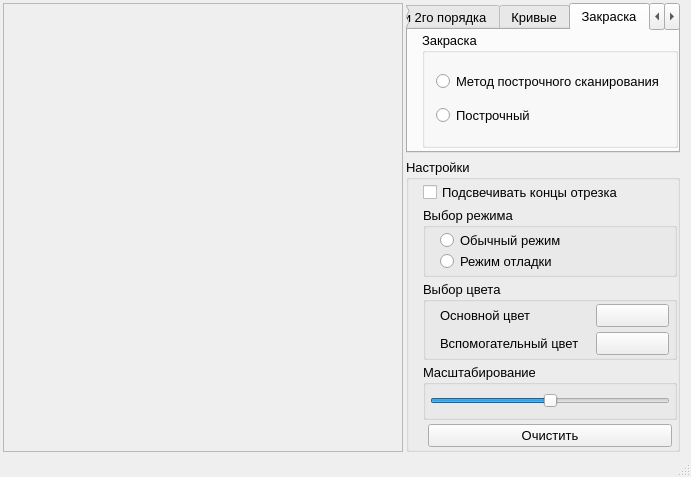
Before: the Qt Designer form mainwindow.ui in asvitenkov/GIIS, drawn with Qt 5.
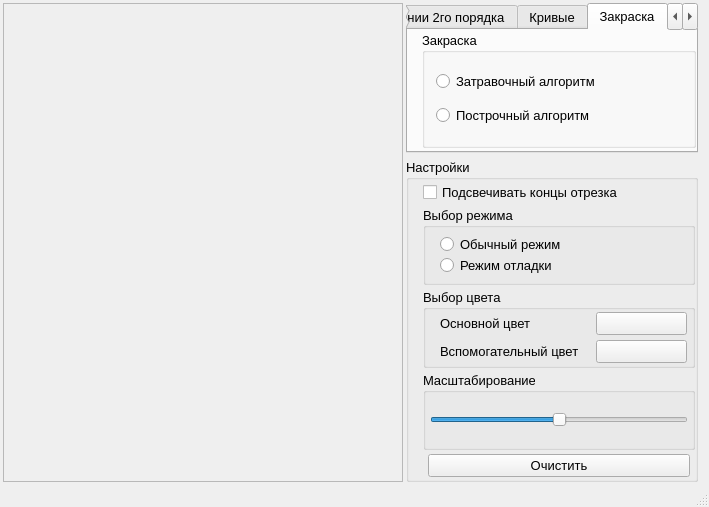
After: the same form once the commit is applied. The open tabs and pages were chosen to show the change.

What changed in the file:
```diff
--- a/mainwindow.ui
+++ b/mainwindow.ui
@@ -6,8 +6,8 @@
    <rect>
     <x>0</x>
     <y>0</y>
-    <width>687</width>
-    <height>477</height>
+    <width>709</width>
+    <height>507</height>
    </rect>
   </property>
   <property name="windowTitle">
@@ -337,14 +337,14 @@
              <item row="0" column="0">
               <widget class="QRadioButton" name="radioBtnLineFilling">
                <property name="text">
-                <string>Метод построчного сканирования</string>
+                <string>Затравочный алгоритм</string>
                </property>
               </widget>
              </item>
              <item row="1" column="0">
               <widget class="QRadioButton" name="radioBtnLineVertexFilling">
                <property name="text">
-                <string>Построчный</string>
+                <string>Построчный алгоритм</string>
                </property>
               </widget>
              </item>
```
Left out of the diff: 10 changed lines with no effect on the pictures.
